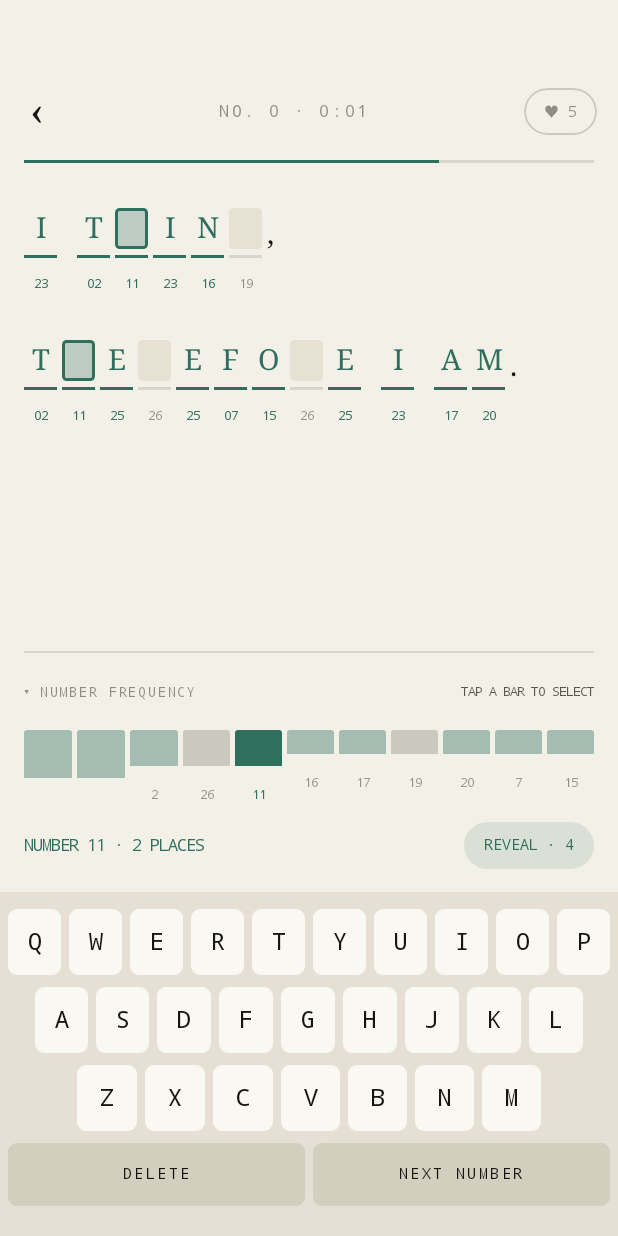
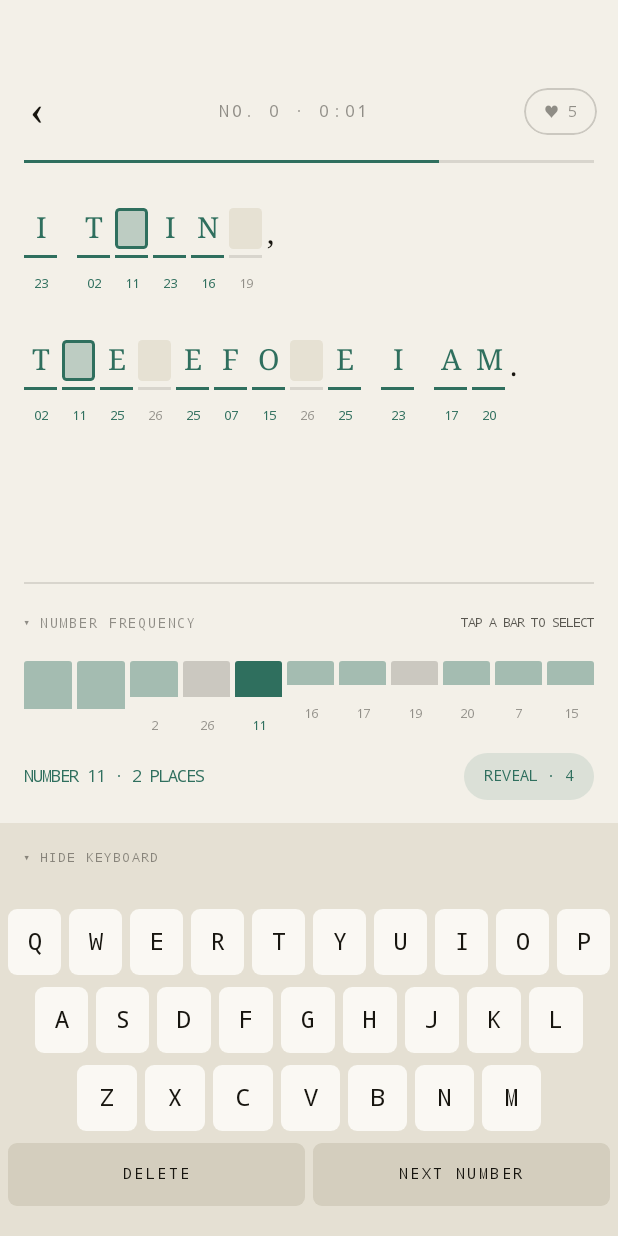
Before and after one commit to IpadApe/Cryptogram-Infinite, an Android app built with Jetpack Compose: the composable PlayScreen called with empty values, on a phone screen of 412 x 824 dp. Run offline under Robolectric (Android 15) with nearby library versions, the phone set to English and light mode, and no system bars; our stand-ins replace AdMob, Room's generated code; pictures from the network do not load; 5 statements that could not run were skipped.

Commit message:
Keyboard hide/show toggle; HARD no longer needs CHECK to finish
- PlayScreen: a HIDE KEYBOARD / SHOW KEYBOARD bar above the tray
  collapses the on-screen keyboard so the whole grid and the
  CHECK / REVEAL pills are reachable on a phone. Tapping any tile
  re-opens it.
- PuzzleSession.evaluateIfComplete: on ON_CHECK (Hard), once the grid
  is full but not correct, the wrong tiles are marked automatically
  (no life cost) instead of waiting for a CHECK press - so a finished
  Hard board can't leave the player stuck. A full + correct board still
  auto-solves in every mode.

1 new engine test. Gates green; keyboard toggle verified on emulator.

Co-Authored-By: Claude Sonnet 5 <noreply@anthropic.com>
Claude-Session: https://claude.ai/code/session_01V6aPVvQ2BLw3VTPrvFTWaf

```diff
--- a/app/src/main/java/dev/milan/cryptogram/ui/play/PlayScreen.kt
+++ b/app/src/main/java/dev/milan/cryptogram/ui/play/PlayScreen.kt
@@ -42,6 +42,7 @@ import androidx.compose.ui.text.font.FontWeight
 import androidx.compose.ui.text.style.TextAlign
 import androidx.compose.ui.unit.Density
 import androidx.compose.ui.unit.dp
+import androidx.compose.ui.unit.em
 import androidx.compose.ui.unit.sp
 import androidx.lifecycle.Lifecycle
 import androidx.lifecycle.LifecycleEventObserver
@@ -83,6 +84,7 @@ fun PlayScreen(
         .collectAsStateWithLifecycle(initialValue = true)
     val feedback = rememberPlayFeedback(soundEnabled, hapticsEnabled)
     var freqOpen by remember { mutableStateOf(true) }
+    var keyboardOpen by remember { mutableStateOf(true) }
 
     LaunchedEffect(Unit) { rewardedHint.load() }
     LaunchedEffect(rewardedLoaded) { viewModel.setAdHintLoaded(rewardedLoaded) }
@@ -217,7 +219,9 @@ fun PlayScreen(
 
             PuzzleGrid(
                 state = puzzle,
-                onTileClick = { _, position -> feedback.onTap(); viewModel.selectAt(position) },
+                onTileClick = { _, position ->
+                    feedback.onTap(); viewModel.selectAt(position); keyboardOpen = true
+                },
                 modifier = Modifier.weight(1f).fillMaxWidth().padding(top = 30.dp),
             )
 
@@ -311,6 +315,24 @@ fun PlayScreen(
                 }
             }
 
+            // keyboard show/hide bar
+            Row(
+                Modifier
+                    .fillMaxWidth()
+                    .background(c.keyboardBg)
+                    .clickable(remember { MutableInteractionSource() }, null) { keyboardOpen = !keyboardOpen }
+                    .padding(horizontal = 16.dp, vertical = 9.dp),
+                verticalAlignment = Alignment.CenterVertically,
+            ) {
+                Text(if (keyboardOpen) "▾" else "▸", fontFamily = Mono, fontSize = 10.sp, color = c.muted)
+                Spacer(Modifier.width(7.dp))
+                Text(
+                    if (keyboardOpen) "HIDE KEYBOARD" else "SHOW KEYBOARD",
+                    fontFamily = Mono, fontSize = 8.5.sp, letterSpacing = 0.18.em, color = c.muted,
+                )
+            }
+
+            if (keyboardOpen) {
                 CipherKeyboard(
                     placedLetters = placedLetters,
                     doneLetters = doneLetters,
@@ -318,6 +340,7 @@ fun PlayScreen(
                     onBackspace = viewModel::clearCell,
                     onNextNumber = viewModel::nextNumber,
                 )
+            }
         }
     }
 
```
Also changed, not shown: app/src/main/java/dev/milan/cryptogram/engine/PuzzleSession.kt (+10 -3 lines), 2 other files. Lines whose indentation alone changed are shown as unchanged.
